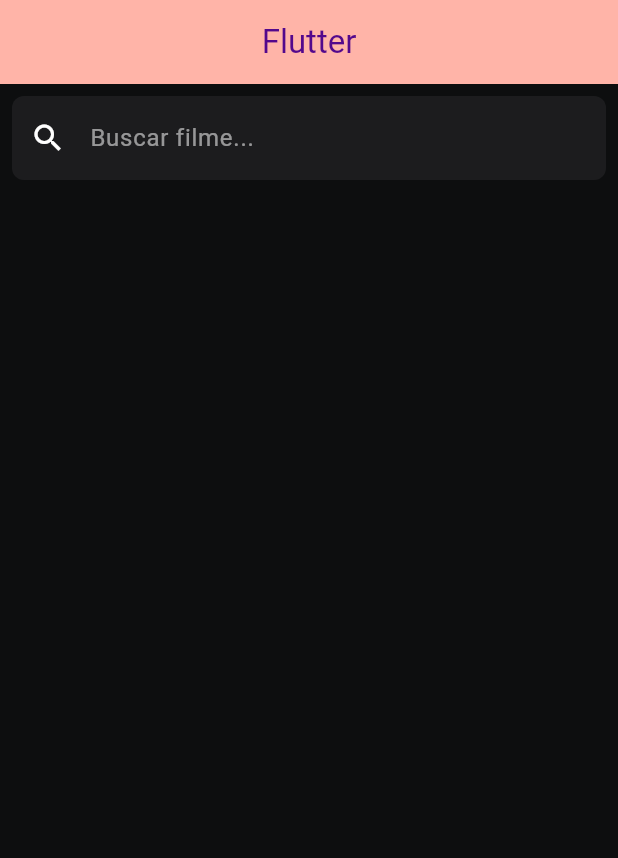
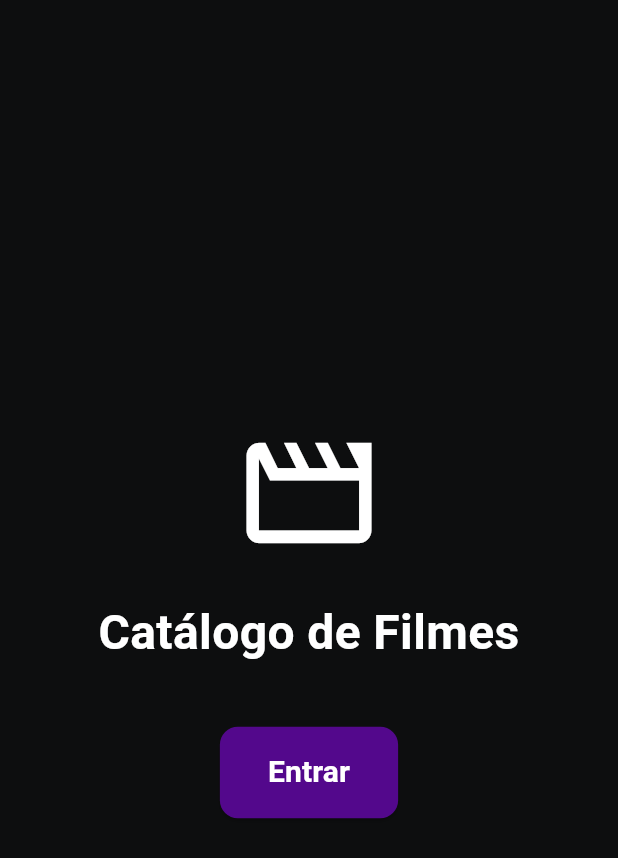
Before and after one commit to lpglinard/filmes_com_api, a Flutter app: the screen it shows after launch, on a phone screen of 412 x 824 dp. Shown: the top 858 px of the screen. Run offline on Flutter 3.47's test engine with Material 3 defaults, Android fonts, the phone set to English and light mode, and no system bars.

Commit message:
splash_screen adicionada

```diff
--- a/lib/main.dart
+++ b/lib/main.dart
@@ -2,6 +2,7 @@
 import 'package:flutter/material.dart';
 import './model/movieProvider.dart';
 import 'package:provider/provider.dart';
+import 'package:filmes_com_api/screens/splash_screen.dart'; // Importa a SplashScreen
 
 void main() {
   runApp(
@@ -17,16 +18,15 @@
 class MyApp extends StatelessWidget {
   const MyApp({super.key});
 
-  // This widget is the root of your application.
   @override
   Widget build(BuildContext context) {
     return MaterialApp(
-      title: 'Flutter',
+      title: 'Catálogo de Filmes', // Novo título
       theme: ThemeData(
-        colorScheme: ColorScheme.fromSeed(seedColor: const Color.fromARGB(255, 255, 0, 0)),
+        colorScheme: ColorScheme.fromSeed(seedColor: Colors.deepPurple), // Cor principal
         useMaterial3: true,
       ),
-      home: const MyHomePage(title: 'Flutter'),
+      home: const SplashScreen(), // Define a SplashScreen como tela inicial
     );
   }
 }
--- a/lib/screens/home_screen.dart
+++ b/lib/screens/home_screen.dart
@@ -1,19 +1,13 @@
 import 'package:flutter/material.dart';
 import 'package:provider/provider.dart';
-import '../component/movie_card.dart';
+import 'package:filmes_com_api/component/movie_card.dart';
 import '../model/movieProvider.dart';
+import 'splash_screen.dart'; // Importa a SplashScreen
 
-class MyHomePage extends StatefulWidget {
+class MyHomePage extends StatelessWidget {
   final String title;
 
   const MyHomePage({super.key, required this.title});
-
-  @override
-  State<MyHomePage> createState() => _MyHomePageState();
-}
-
-class _MyHomePageState extends State<MyHomePage> {
-  final TextEditingController _searchController = TextEditingController();
 
   @override
   Widget build(BuildContext context) {
@@ -23,19 +17,30 @@
       backgroundColor: const Color(0xFF0d0e0f),
       appBar: AppBar(
         backgroundColor: Theme.of(context).colorScheme.inversePrimary,
-        title: Center(
-          child: Text(
-            widget.title,
-            style: const TextStyle(color: Color(0xFF53088c)),
+        title: Text(
+          title,
+          style: const TextStyle(color: Colors.white),
+        ),
+        actions: [
+          IconButton(
+            icon: const Icon(Icons.home, color: Colors.white),
+            onPressed: () {
+              // Navegar para a SplashScreen
+              Navigator.pushReplacement(
+                context,
+                MaterialPageRoute(
+                  builder: (context) => const SplashScreen(),
+                ),
+              );
+            },
           ),
-        ),
+        ],
       ),
       body: Column(
         children: [
           Padding(
             padding: const EdgeInsets.all(8.0),
             child: TextField(
-              controller: _searchController,
               decoration: InputDecoration(
                 hintText: 'Buscar filme...',
                 hintStyle: const TextStyle(color: Colors.white54),
@@ -48,11 +53,6 @@
                 ),
               ),
               style: const TextStyle(color: Colors.white),
-              onSubmitted: (value) {
-                if (value.isNotEmpty) {
-                  movieProvider.fetchMovies(value);
-                }
-              },
             ),
           ),
           Expanded(
--- /dev/null
+++ b/lib/screens/splash_screen.dart
@@ -0,0 +1,63 @@
+import 'package:flutter/material.dart';
+import 'home_screen.dart'; // Importe o arquivo da tela principal
+
+class SplashScreen extends StatelessWidget {
+  const SplashScreen({super.key});
+
+  @override
+  Widget build(BuildContext context) {
+    return Scaffold(
+      backgroundColor: const Color(0xFF0d0e0f), // Fundo escuro
+      body: Center(
+        child: Column(
+          mainAxisAlignment: MainAxisAlignment.center,
+          children: [
+            // Logo ou imagem do app (opcional, pode substituir por outra imagem)
+            const Icon(
+              Icons.movie_creation_outlined,
+              size: 100,
+              color: Colors.white,
+            ),
+            const SizedBox(height: 20),
+            const Text(
+              'Catálogo de Filmes',
+              style: TextStyle(
+                fontSize: 32,
+                fontWeight: FontWeight.bold,
+                color: Colors.white,
+              ),
+              textAlign: TextAlign.center,
+            ),
+            const SizedBox(height: 40),
+            ElevatedButton(
+              onPressed: () {
+                // Navegar para a tela principal
+                Navigator.pushReplacement(
+                  context,
+                  MaterialPageRoute(
+                    builder: (context) => const MyHomePage(title: 'Filmes com API'),
+                  ),
+                );
+              },
+              style: ElevatedButton.styleFrom(
+                backgroundColor: const Color(0xFF53088c), // Cor do botão
+                padding: const EdgeInsets.symmetric(horizontal: 32, vertical: 16),
+                shape: RoundedRectangleBorder(
+                  borderRadius: BorderRadius.circular(12),
+                ),
+              ),
+              child: const Text(
+                'Entrar',
+                style: TextStyle(
+                  fontSize: 20,
+                  fontWeight: FontWeight.bold,
+                  color: Colors.white,
+                ),
+              ),
+            ),
+          ],
+        ),
+      ),
+    );
+  }
+}
```
